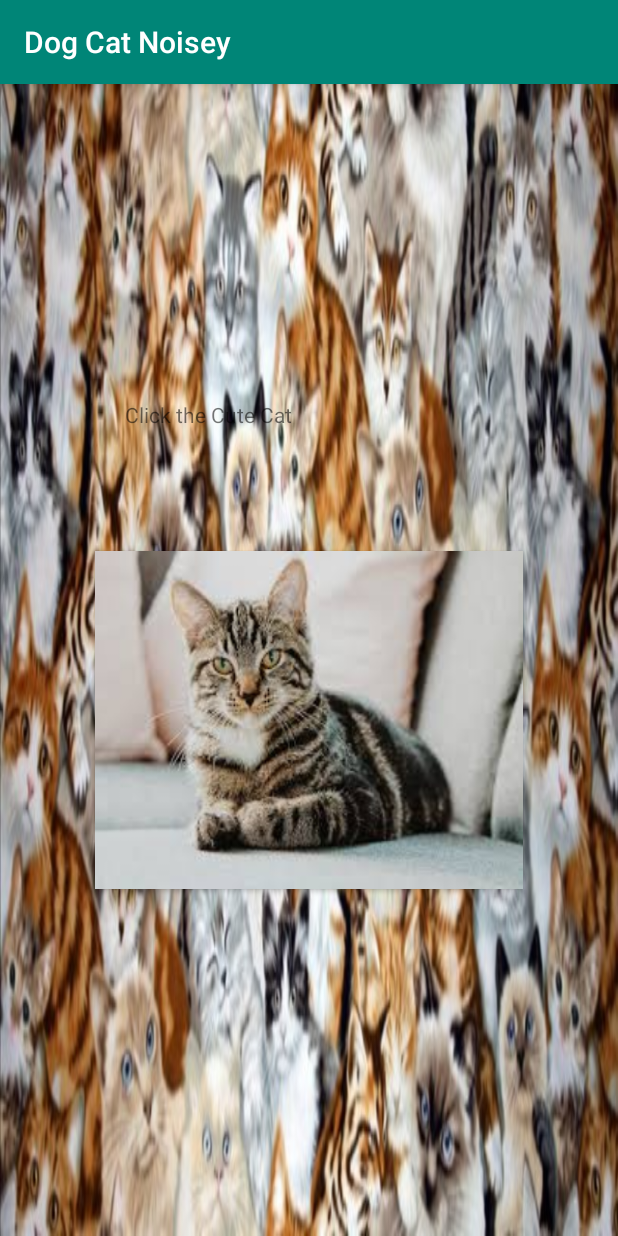
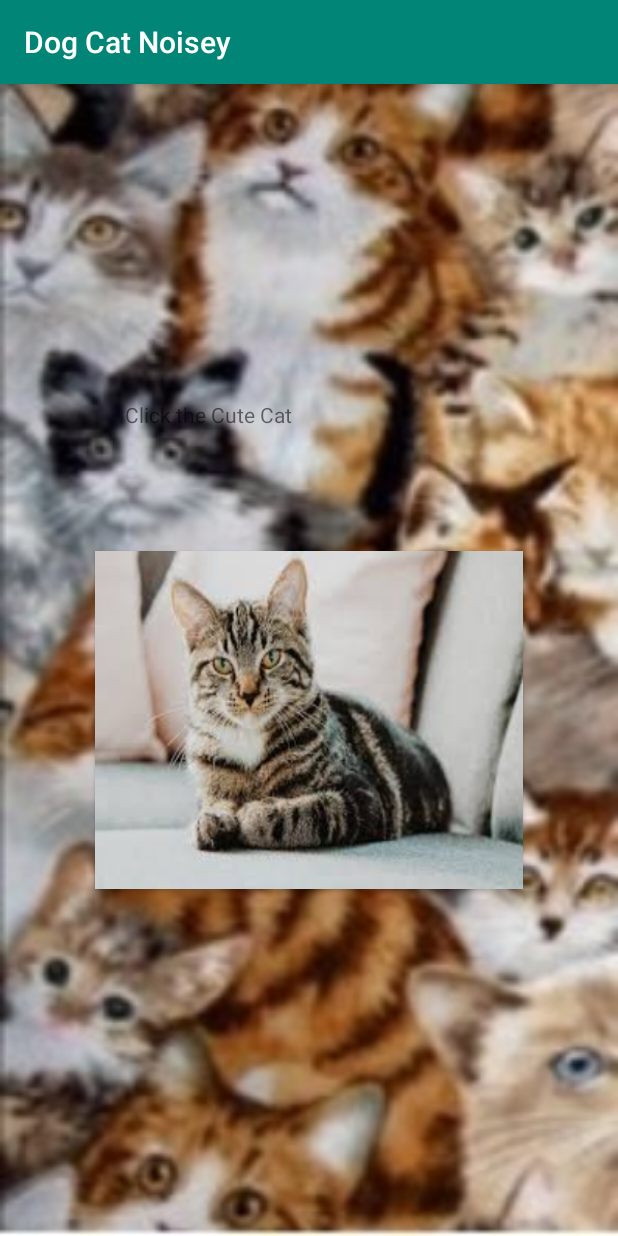
Before and after one commit to NitroMike/DogCatNoise, an Android app: the CatQuietPage screen opened directly, with no data from a screen before it, on a phone screen of 412 x 824 dp. Run offline under Robolectric (Android 15) with nearby library versions, the phone set to English and light mode, and no system bars.

Commit message:
Background and text edit

```diff
--- a/app/src/main/res/layout/activity_cat_quiet_page.xml
+++ b/app/src/main/res/layout/activity_cat_quiet_page.xml
@@ -18,6 +18,7 @@
         app:layout_constraintRight_toRightOf="parent"
         app:layout_constraintTop_toTopOf="parent"
         app:layout_constraintVertical_bias="0.291"
+        tools:background="@android:color/background_light"
         tools:fontFamily="sans-serif-medium"
         tools:textColorLink="@android:color/holo_green_dark"
         tools:textSize="30sp" />
```
Also changed, not shown: app/src/main/res/drawable/cat_pages_background.jpg.
